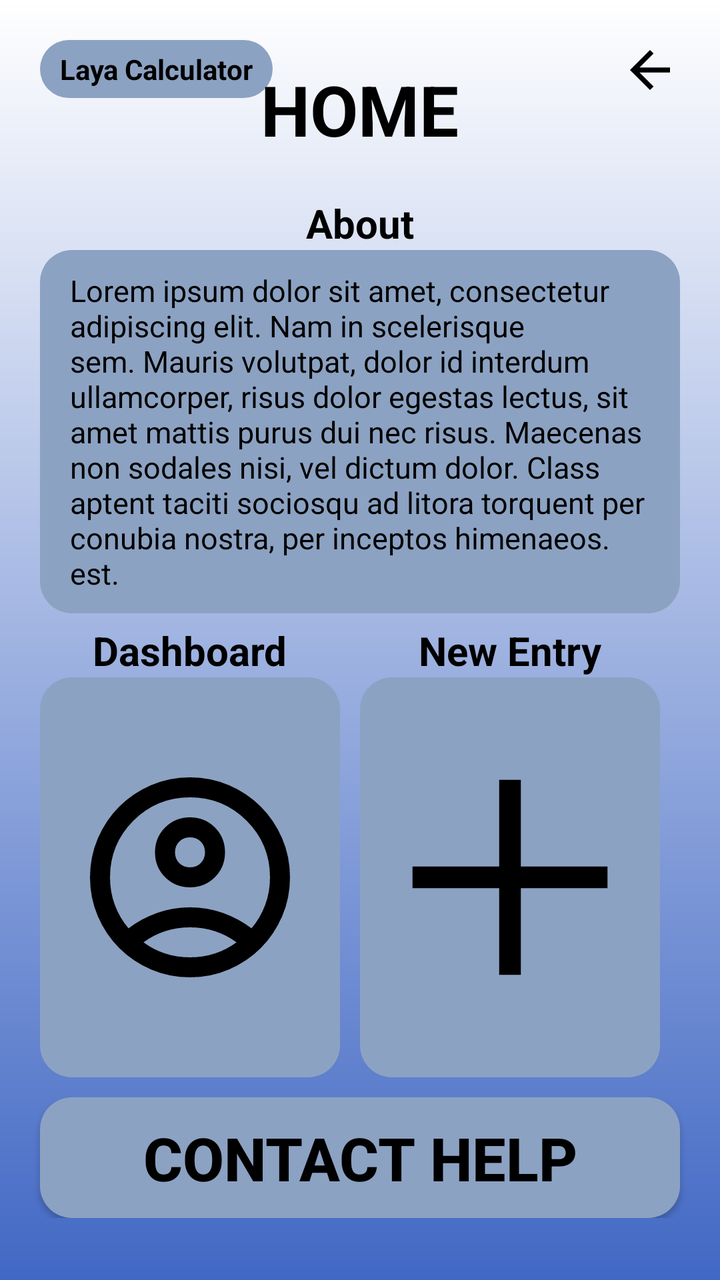
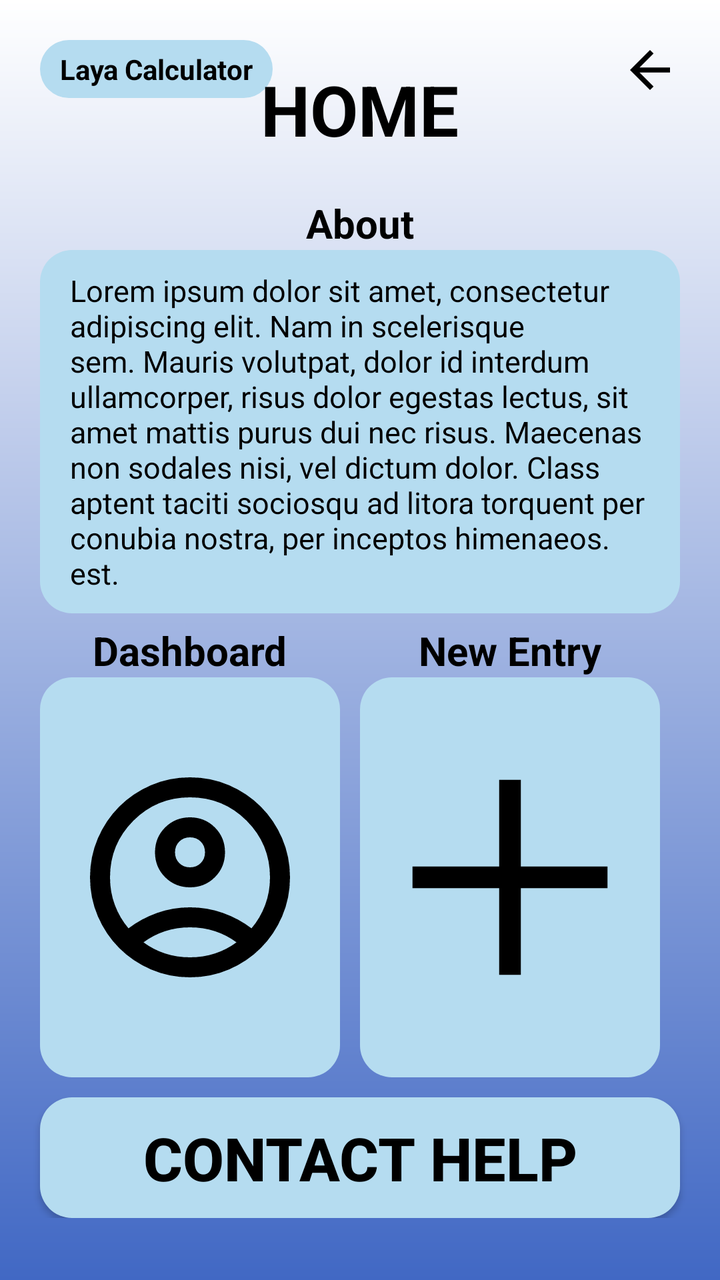

An Android layout rendered at two revisions. The XML below is the earlier revision; the diff shows what the commit changed to produce the second picture.
<!-- AndroidManifest.xml: application theme Theme.MyApplication -->
<!-- res/layout/activity_home.xml -->
<?xml version="1.0" encoding="utf-8"?>
<androidx.constraintlayout.widget.ConstraintLayout xmlns:android="http://schemas.android.com/apk/res/android"
    xmlns:app="http://schemas.android.com/apk/res-auto"
    xmlns:tools="http://schemas.android.com/tools"
    android:id="@+id/main"
    android:layout_width="match_parent"
    android:layout_height="match_parent"
    android:background="@drawable/login_background"
    tools:context=".HomeActivity">

    <LinearLayout
        android:layout_width="match_parent"
        android:layout_height="wrap_content"
        android:orientation="horizontal"
        app:layout_constraintEnd_toEndOf="parent"
        app:layout_constraintStart_toStartOf="parent"
        app:layout_constraintTop_toTopOf="parent">

        <TextView
            android:layout_width="wrap_content"
            android:layout_height="wrap_content"
            android:text="@string/app_name"
            android:layout_marginTop="20dp"
            android:layout_marginStart="20dp"
            android:textStyle="bold"
            android:textColor="@color/black"
            android:background="@drawable/login_title"
            android:paddingHorizontal="10dp"
            android:paddingVertical="5dp"/>

        <Space
            android:layout_width="0dp"
            android:layout_height="0dp"
            android:layout_weight="1"/>

        <ImageButton
            android:id="@+id/homeBackButton"
            android:layout_width="30dp"
            android:layout_height="30dp"
            android:layout_marginTop="20dp"
            android:layout_marginEnd="20dp"
            android:background="@null"
            android:src="@drawable/outline_arrow_back_24" />
    </LinearLayout>

    <LinearLayout
        android:layout_width="360dp"
        android:layout_height="wrap_content"
        android:gravity="center"
        android:orientation="vertical"
        app:layout_constraintBottom_toBottomOf="parent"
        app:layout_constraintEnd_toEndOf="parent"
        app:layout_constraintStart_toStartOf="parent"
        app:layout_constraintTop_toTopOf="parent">

        <TextView
            android:layout_width="wrap_content"
            android:layout_height="wrap_content"
            android:textColor="@color/black"
            android:textStyle="bold"
            android:text="HOME"
            android:textSize="35sp"
            />

        <TextView
            android:layout_width="wrap_content"
            android:layout_height="wrap_content"
            android:textColor="@color/black"
            android:textStyle="bold"
            android:text="About"
            android:textSize="20sp"
            android:layout_marginTop="20dp"
            />

        <TextView
            android:layout_width="320dp"
            android:paddingHorizontal="15dp"
            android:paddingVertical="10dp"
            android:layout_height="wrap_content"
            android:textColor="@color/black"
            android:text="@string/lorem_ipsum"
            android:textSize="15sp"
            android:background="@drawable/login_title"
            />

    <LinearLayout
        android:layout_width="wrap_content"
        android:layout_height="wrap_content"
        android:gravity="center"
        android:orientation="horizontal"
        app:layout_constraintBottom_toBottomOf="parent"
        app:layout_constraintEnd_toEndOf="parent"
        app:layout_constraintStart_toStartOf="parent"
        app:layout_constraintTop_toTopOf="parent"
        android:layout_marginHorizontal="10dp">

        <LinearLayout
            android:layout_width="wrap_content"
            android:layout_height="wrap_content"
            android:gravity="center"
            android:orientation="vertical"
            app:layout_constraintBottom_toBottomOf="parent"
            app:layout_constraintEnd_toEndOf="parent"
            app:layout_constraintStart_toStartOf="parent"
            app:layout_constraintTop_toTopOf="parent">

            <TextView
                android:layout_width="wrap_content"
                android:layout_height="wrap_content"
                android:textColor="@color/black"
                android:textStyle="bold"
                android:text="Dashboard"
                android:textSize="20sp"
                android:layout_marginTop="5dp"
                />

            <ImageButton
                android:id="@+id/dashboardButton"
                android:layout_width="150dp"
                android:layout_height="200dp"
                android:background="@drawable/button_background"
                app:tint="@color/app_button_text_color"
                android:backgroundTint="@null"
                android:onClick="open_dashboard"
                android:src="@drawable/outline_account_circle_24" />

        </LinearLayout>

        <LinearLayout
            android:layout_width="wrap_content"
            android:layout_height="wrap_content"
            android:gravity="center"
            android:orientation="vertical"
            app:layout_constraintBottom_toBottomOf="parent"
            app:layout_constraintEnd_toEndOf="parent"
            app:layout_constraintStart_toStartOf="parent"
            app:layout_constraintTop_toTopOf="parent"
            android:layout_marginHorizontal="10dp">


            <TextView
                android:layout_width="wrap_content"
                android:layout_height="wrap_content"
                android:textColor="@color/black"
                android:textStyle="bold"
                android:text="New Entry"
                android:textSize="20sp"
                android:layout_marginTop="5dp"
                />

            <ImageButton
                android:id="@+id/newEntryButton"
                android:layout_width="150dp"
                android:layout_height="200dp"
                android:background="@drawable/button_background"
                app:tint="@color/app_button_text_color"
                android:backgroundTint="@null"
                android:onClick="make_new_entry"
                android:src="@drawable/outline_add_2_24" />

        </LinearLayout>

    </LinearLayout>

        <androidx.appcompat.widget.AppCompatButton
            android:id="@+id/contactHelpButton"
            android:layout_width="320dp"
            android:layout_height="wrap_content"
            android:layout_marginTop="10dp"
            android:background="@drawable/button_background"
            android:textColor="@color/app_button_text_color"
            android:onClick="contact_help"
            android:paddingVertical="10dp"
            android:text="CONTACT HELP"
            android:textSize="30sp"
            android:textStyle="bold" />

    </LinearLayout>
</androidx.constraintlayout.widget.ConstraintLayout>
<!-- resources referenced by this layout -->
<resources>
  <color name="app_button_text_color">@color/black</color>
  <color name="black">#FF000000</color>
  <!-- drawable button_background (drawable) -->
  <?xml version="1.0" encoding="utf-8"?>
  <shape xmlns:android="http://schemas.android.com/apk/res/android" android:shape="rectangle">
      <solid android:color="@color/app_button_color" />
      <corners android:radius="16dp" />
  </shape>
  <!-- drawable login_background (drawable) -->
  <?xml version="1.0" encoding="utf-8"?>
  <shape xmlns:android="http://schemas.android.com/apk/res/android">
  
      <gradient android:type="linear" android:angle="100"
          android:startColor="@color/app_background_gradient_start_color"
          android:endColor="@color/app_background_gradient_color"/>
  </shape>
  <!-- drawable login_title (drawable) -->
  <?xml version="1.0" encoding="utf-8"?>
  <shape xmlns:android="http://schemas.android.com/apk/res/android"
      android:shape="rectangle">
  
      <solid android:color="@color/app_surface_color"/>
  
      <corners android:radius="16dp"/>
  </shape>
  <!-- drawable outline_add_2_24 (drawable) -->
  <vector xmlns:android="http://schemas.android.com/apk/res/android" android:height="130dp" android:tint="@color/app_icon_color" android:viewportHeight="960" android:viewportWidth="960" android:width="130dp">
        
      <path android:fillColor="@android:color/white" android:pathData="M440,840L440,520L120,520L120,440L440,440L440,120L520,120L520,440L840,440L840,520L520,520L520,840L440,840Z"/>
      
  </vector>
  <!-- drawable outline_arrow_back_24 (drawable) -->
  <vector xmlns:android="http://schemas.android.com/apk/res/android" android:autoMirrored="true" android:height="30dp" android:tint="@color/app_icon_color" android:viewportHeight="960" android:viewportWidth="960" android:width="30dp">
        
      <path android:fillColor="@android:color/white" android:pathData="M313,520L537,744L480,800L160,480L480,160L537,216L313,440L800,440L800,520L313,520Z"/>
      
  </vector>
  <string name="app_name">Laya Calculator</string>
  <string name="lorem_ipsum">
          Lorem ipsum dolor sit amet, consectetur adipiscing elit. Nam in scelerisque sem. Mauris
          volutpat, dolor id interdum ullamcorper, risus dolor egestas lectus, sit amet mattis purus
          dui nec risus. Maecenas non sodales nisi, vel dictum dolor. Class aptent taciti sociosqu ad
          litora torquent per conubia nostra, per inceptos himenaeos.
          est.
      </string>
  <style name="Theme.MyApplication" parent="Base.Theme.MyApplication" />
  <color name="app_button_color">#8ca2c2</color>
  <color name="app_background_gradient_start_color">@color/white</color>
  <color name="app_background_gradient_color">#4168c4</color>
  <color name="app_surface_color">#8ca2c2</color>
  <color name="app_icon_color">#000000</color>
  <color name="white">#FFFFFFFF</color>
  <color name="app_text_accent_color">#000000</color>
  <color name="app_section_color">#435a7a</color>
  <color name="app_ink">#2F3E46</color>
  <color name="app_secondary_ink">@color/app_text_accent_color</color>
  <color name="app_outline">#B5DCF0</color>
  <style name="AppFilledButton" parent="Widget.Material3.Button">
          <item name="backgroundTint">@color/app_button_color</item>
          <item name="android:textColor">@color/app_button_text_color</item>
      </style>
  <style name="AppSwitch" parent="Widget.Material3.CompoundButton.MaterialSwitch">
          <item name="thumbTint">@color/app_switch_thumb</item>
          <item name="trackTint">@color/app_switch_track</item>
          <item name="trackDecorationTint">@color/app_switch_track</item>
      </style>
  <!-- unchanged entries left out for length: 2 -->
</resources>

<!-- the commit's change to res/layout/activity_home.xml (unified diff, before → after) -->
@@ -25,6 +25,7 @@
             android:textStyle="bold"
             android:textColor="@color/black"
             android:background="@drawable/login_title"
+            android:backgroundTint="@color/app_outline"
             android:paddingHorizontal="10dp"
             android:paddingVertical="5dp"/>
 
@@ -81,6 +82,7 @@
             android:text="@string/lorem_ipsum"
             android:textSize="15sp"
             android:background="@drawable/login_title"
+            android:backgroundTint="@color/app_outline"
             />
 
     <LinearLayout
<!-- resource entries referenced after the edit -->
@@ -46,7 +46,7 @@
           est.
       </string>
   <style name="Theme.MyApplication" parent="Base.Theme.MyApplication" />
-  <color name="app_button_color">#8ca2c2</color>
+  <color name="app_button_color">#B5DCF0</color>
   <color name="app_background_gradient_start_color">@color/white</color>
   <color name="app_background_gradient_color">#4168c4</color>
   <color name="app_surface_color">#8ca2c2</color>
